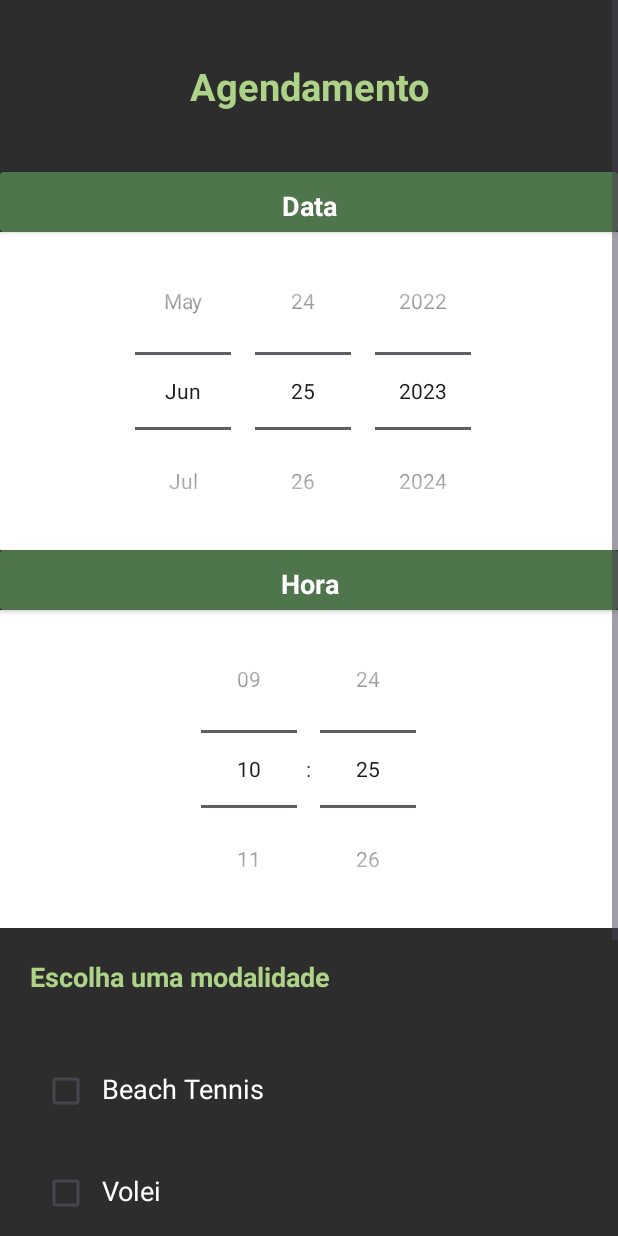
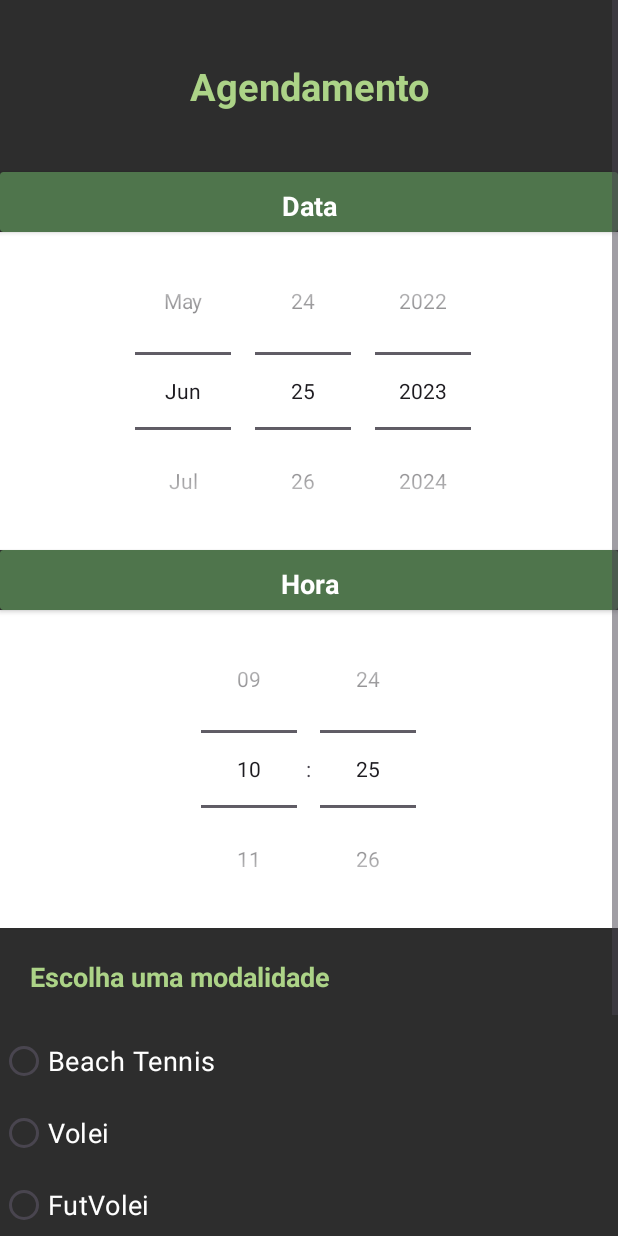
Before and after one commit to brenoramon123/scheduling-app, an Android app: the Agendamento screen opened directly, with no data from a screen before it, on a phone screen of 412 x 824 dp. Run offline under Robolectric (Android 15) with nearby library versions, the phone set to English and light mode, and no system bars; our stand-ins replace Firebase (no records; nobody signed in at launch, a user with empty details on screens opened directly).

Commit message:
radio button

```diff
--- a/app/src/main/java/com/example/beachtime/view/Agendamento.kt
+++ b/app/src/main/java/com/example/beachtime/view/Agendamento.kt
@@ -1,5 +1,6 @@
 package com.example.beachtime.view
 
+import com.example.beachtime.R
 import android.graphics.Color
 import android.os.Build
 import androidx.appcompat.app.AppCompatActivity
@@ -69,40 +70,42 @@ class Agendamento : AppCompatActivity() {
             val modalidade3 = binding.modalidade3
             val modalidade4 = binding.modalidade4
 
-            when{
-                hora.isEmpty() ->{
-                    mensagem(it,"Preencha o horário!","#FF0000")
+            when {
+                hora.isEmpty() -> {
+                    mensagem(it, "Preencha o horário!", "#FF0000")
                 }
-                hora < "8:00" && hora > "22:00" -> {
-                    mensagem(it,"Arena 1505 está fechada - horário de atendimento das 08:00 as 22:00 ",  "#FF0000")
+                hora < "8:00" || hora > "22:00" -> {
+                    mensagem(
+                        it,
+                        "Arena 1505 está fechada - horário de atendimento das 08:00 as 22:00 ",
+                        "#FF0000"
+                    )
                 }
-                data.isEmpty() ->{
-                    mensagem(it,"Selecione a data! ",  "#FF0000")
+                data.isEmpty() -> {
+
+                    mensagem(it, "Selecione a data! ", "#FF0000")
                 }
-                modalidade1.isChecked && data.isNotEmpty() && hora.isNotEmpty() -> {
-                    salvarAgendamento(it,nome,"Beach Tennis",data,hora)
-
-                }
-                modalidade2.isChecked && data.isNotEmpty() && hora.isNotEmpty() -> {
-                    salvarAgendamento(it,nome,"Volei",data,hora)
-                }
-                modalidade3.isChecked && data.isNotEmpty() && hora.isNotEmpty() -> {
-                    salvarAgendamento(it,nome,"FutVolei",data,hora)
-
-                }
-                modalidade4.isChecked && data.isNotEmpty() && hora.isNotEmpty() -> {
-                    salvarAgendamento(it,nome,"FutMesa",data,hora)
-
+                binding.radioGroup.checkedRadioButtonId == -1 -> {
+                    mensagem(it, "Escolha uma modalidade! ", "#00FF00")
                 }
                 else -> {
-                    mensagem(it,"Escolha uma modalidade! ",  "#00FF00")
+                    val modalidadeSelecionada = when (binding.radioGroup.checkedRadioButtonId) {
+                        R.id.modalidade1 -> "Beach Tennis"
+                        R.id.modalidade2 -> "Volei"
+                        R.id.modalidade3 -> "FutVolei"
+                        R.id.modalidade4 -> "FutMesa"
+                        else -> ""
+                    }
 
+
+                            if (data.isNotEmpty() && hora.isNotEmpty()) {
+                                salvarAgendamento(it, nome, modalidadeSelecionada, data, hora)
+                            }
                 }
             }
-
-
         }
     }
+
     private fun mensagem(view: View, mensagem: String, cor: String){
         val snackbar = Snackbar.make(view,mensagem,Snackbar.LENGTH_SHORT)
         snackbar.setBackgroundTint(Color.parseColor(cor))
@@ -124,6 +127,5 @@ class Agendamento : AppCompatActivity() {
         }.addOnFailureListener{
             mensagem(view,"Erro no servidor","#FF0000")
         }
-
     }
 }
--- a/app/src/main/res/layout/activity_agendamento.xml
+++ b/app/src/main/res/layout/activity_agendamento.xml
@@ -1,10 +1,10 @@
 <?xml version="1.0" encoding="utf-8"?>
-
 <ScrollView
     xmlns:android="http://schemas.android.com/apk/res/android"
     android:layout_width="match_parent"
     android:layout_height="match_parent"
     android:fillViewport="true">
+
     <LinearLayout
         xmlns:app="http://schemas.android.com/apk/res-auto"
         xmlns:tools="http://schemas.android.com/tools"
@@ -80,97 +80,48 @@
             android:textStyle="bold"
             android:layout_margin="20dp"/>
 
-    <LinearLayout
+        <RadioGroup
+            android:id="@+id/radioGroup"
             android:layout_width="match_parent"
             android:layout_height="wrap_content"
-        android:orientation="horizontal"
-        android:layout_marginTop="20dp"
-        android:layout_marginStart="20dp"
-        android:layout_marginEnd="20dp">
+            android:orientation="vertical">
 
-        <CheckBox
+            <RadioButton
                 android:id="@+id/modalidade1"
-            android:layout_width="wrap_content"
-            android:layout_height="wrap_content"
-            android:checked="false"/>
-
-        <TextView
                 android:layout_width="match_parent"
                 android:layout_height="wrap_content"
                 android:text="Beach Tennis"
                 android:textSize="18sp"
                 android:textColor="@color/white"
                 android:textStyle="normal"/>
-    </LinearLayout>
 
-    <LinearLayout
-        android:layout_width="match_parent"
-        android:layout_height="wrap_content"
-        android:orientation="horizontal"
-        android:layout_marginTop="20dp"
-        android:layout_marginStart="20dp"
-        android:layout_marginEnd="20dp">
-
-        <CheckBox
+            <RadioButton
                 android:id="@+id/modalidade2"
-            android:layout_width="wrap_content"
-            android:layout_height="wrap_content"
-            android:checked="false"/>
-
-        <TextView
                 android:layout_width="match_parent"
                 android:layout_height="wrap_content"
                 android:text="Volei"
                 android:textSize="18sp"
                 android:textColor="@color/white"
                 android:textStyle="normal"/>
-    </LinearLayout>
 
-    <LinearLayout
-        android:layout_width="match_parent"
-        android:layout_height="wrap_content"
-        android:orientation="horizontal"
-        android:layout_marginTop="20dp"
-        android:layout_marginStart="20dp"
-        android:layout_marginEnd="20dp">
-
-        <CheckBox
+            <RadioButton
                 android:id="@+id/modalidade3"
-            android:layout_width="wrap_content"
-            android:layout_height="wrap_content"
-            android:checked="false"/>
-
-        <TextView
                 android:layout_width="match_parent"
                 android:layout_height="wrap_content"
                 android:text="FutVolei"
                 android:textSize="18sp"
                 android:textColor="@color/white"
                 android:textStyle="normal"/>
-    </LinearLayout>
 
-    <LinearLayout
-        android:layout_width="match_parent"
-        android:layout_height="wrap_content"
-        android:orientation="horizontal"
-        android:layout_marginTop="20dp"
-        android:layout_marginStart="20dp"
-        android:layout_marginEnd="20dp">
-
-        <CheckBox
+            <RadioButton
                 android:id="@+id/modalidade4"
-            android:layout_width="wrap_content"
-            android:layout_height="wrap_content"
-            android:checked="false"/>
-
-        <TextView
                 android:layout_width="match_parent"
                 android:layout_height="wrap_content"
                 android:text="FutMesa"
                 android:textSize="18sp"
                 android:textColor="@color/white"
-            android:textStyle="bold"/>
-    </LinearLayout>
+                android:textStyle="normal"/>
+        </RadioGroup>
 
         <Button
             android:id="@+id/btAgendar"
```
Lines whose indentation alone changed are shown as unchanged.
